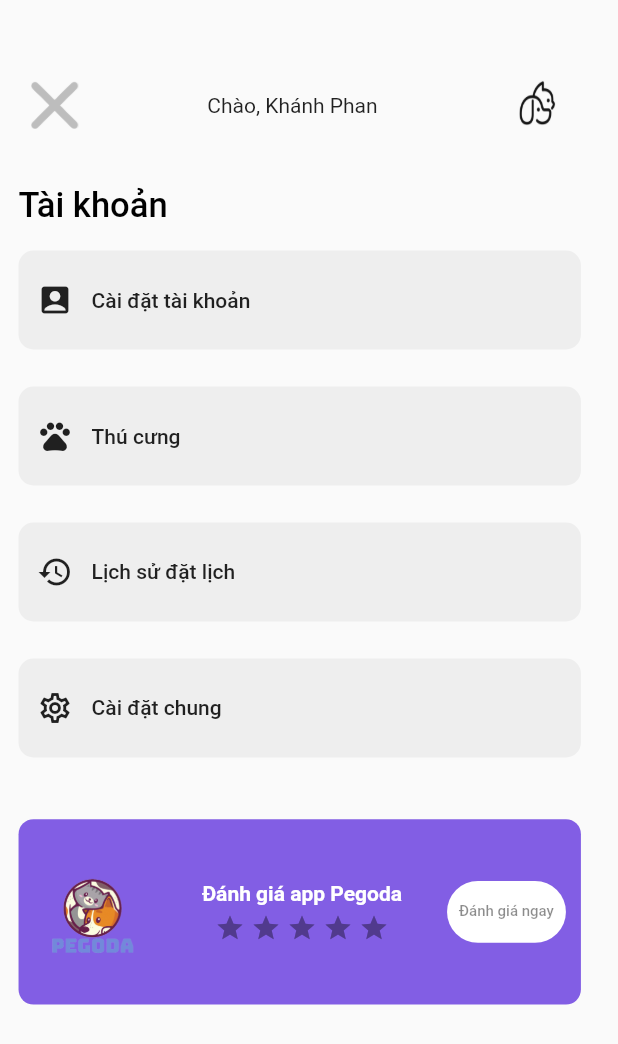
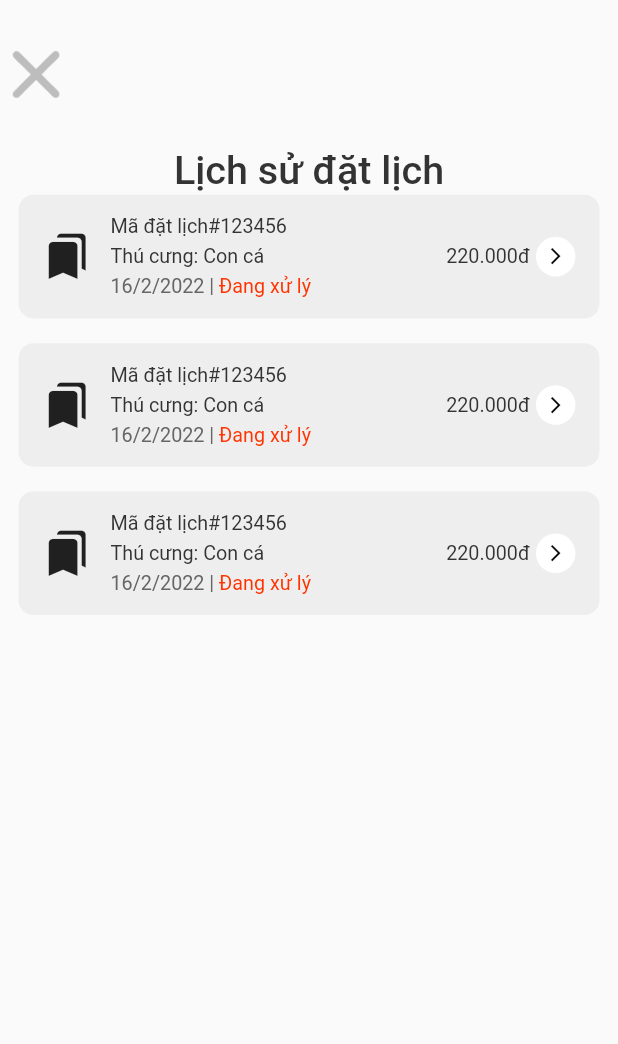
Before and after one commit to khanhpl/Pegoda, a Flutter app: the CusAccountScreen widget shown alone on an empty page, opened directly, after a tap on "Lịch sử đặt lịch", on a phone screen of 412 x 824 dp. Shown: the top 1044 px of the screen. Run offline on Flutter 3.47's test engine with Material 2 defaults, Android fonts, the phone set to English and light mode, and no system bars; drawn by our look-alikes of flutter_rating_bar; our stand-ins replace carousel_pro, convex_bottom_bar, image_picker.

Commit message:
khanhpl 17-2 add Order History

```diff
--- /dev/null
+++ b/Pegoda Mobile/Pegoda/lib/MyLib/class/order.dart
@@ -0,0 +1,13 @@
+class Order {
+  var OrderID;
+  var Date;
+  var PetName;
+  var PCCName;
+  var Service;
+  var TotalPrice;
+  var Note;
+  var Status;
+  Order({required this.OrderID, required this.Date, required this.PetName, this.PCCName, required this.Service,
+    required this.TotalPrice, required this.Note, required this.Status});
+
+}
--- a/Pegoda Mobile/Pegoda/lib/main.dart
+++ b/Pegoda Mobile/Pegoda/lib/main.dart
@@ -1,6 +1,7 @@
 import 'package:flutter/material.dart';
 import 'package:pegoda/controllers/customer_main.dart';
 import 'package:pegoda/screens/customer/cus_account/cus_personal_setting_screen.dart';
+import 'package:pegoda/screens/customer/cus_account/order_history_screen.dart';
 import 'package:pegoda/screens/customer/notification/notification_screen.dart';
 import 'package:pegoda/screens/customer/search/search_screen.dart';
 import 'package:pegoda/screens/welcome/confirm_code_screen.dart';
@@ -27,6 +28,7 @@ void main() {
         '/petScreen': (context) => CusMain(selectedIndex: 2, isBottomNav: true),
         '/notificationScreen': (context) => CusMain(selectedIndex: 1, isBottomNav: false),
         '/personalSettingScreen': (context) => PersonalSettingScreen(),
+        '/orderHistoryScreen': (context) => OrderHistoryScreen(),
 
 
 
--- a/Pegoda Mobile/Pegoda/lib/screens/customer/cus_account/cus_account_screen.dart
+++ b/Pegoda Mobile/Pegoda/lib/screens/customer/cus_account/cus_account_screen.dart
@@ -100,7 +100,7 @@ class _CusAccountScreenState extends State<CusAccountScreen> {
               AccountChoice(
                   icon: Icons.history,
                   choiceTitle: 'Lịch sử đặt lịch',
-                  choiceLink: ''),
+                  choiceLink: '/orderHistoryScreen'),
               SizedBox(height: _pageHeight * 0.03),
               AccountChoice(
                   icon: Icons.settings_outlined,
--- a/Pegoda Mobile/Pegoda/lib/screens/customer/cus_account/cus_personal_setting_screen.dart
+++ b/Pegoda Mobile/Pegoda/lib/screens/customer/cus_account/cus_personal_setting_screen.dart
@@ -78,7 +78,7 @@ class _PersonalSettingScreenState extends State<PersonalSettingScreen> {
                           ),
                           child: Icon(
                             Icons.add_a_photo,
-                            color: Colors.grey[200],
+                            color: Colors.white,
                           ),
                         )
                       : Container(
--- /dev/null
+++ b/Pegoda Mobile/Pegoda/lib/screens/customer/cus_account/order_history_screen.dart
@@ -0,0 +1,101 @@
+import 'package:flutter/material.dart';
+import 'package:pegoda/MyLib/class/order.dart';
+import '../../../MyLib/globals.dart' as globals;
+import 'show_order_item.dart';
+
+class OrderHistoryScreen extends StatefulWidget {
+  @override
+  State<OrderHistoryScreen> createState() => _OrderHistoryScreenState();
+}
+
+class _OrderHistoryScreenState extends State<OrderHistoryScreen> {
+  List<Order> _orderList = [
+    Order(
+      OrderID: '#123456',
+      Date: '16/2/2022',
+      PetName: 'Con cá',
+      PCCName: 'Trung tâm chăm sóc một mình tui',
+      Service: 'Khám tổng quát, massage',
+      TotalPrice: '220.000đ',
+      Note: 'Nhẹ tay',
+      Status: 'Đang xử lý',
+    ),
+    Order(
+      OrderID: '#123456',
+      Date: '16/2/2022',
+      PetName: 'Con cá',
+      PCCName: 'Trung tâm chăm sóc một mình tui',
+      Service: 'Khám tổng quát, massage',
+      TotalPrice: '220.000đ',
+      Note: 'Nhẹ tay',
+      Status: 'Đang xử lý',
+    ),
+    Order(
+      OrderID: '#123456',
+      Date: '16/2/2022',
+      PetName: 'Con cá',
+      PCCName: 'Trung tâm chăm sóc một mình tui',
+      Service: 'Khám tổng quát, massage',
+      TotalPrice: '220.000đ',
+      Note: 'Nhẹ tay',
+      Status: 'Đang xử lý',
+    ),
+  ];
+
+  @override
+  Widget build(BuildContext context) {
+    var size = MediaQuery.of(context).size;
+    // TODO: implement build
+    return Material(
+      child: Container(
+        child: SingleChildScrollView(
+          scrollDirection: Axis.vertical,
+          // physics: ClampingScrollPhysics(),
+          child: Column(
+            mainAxisAlignment: MainAxisAlignment.start,
+            crossAxisAlignment: CrossAxisAlignment.center,
+            children: [
+              Container(
+                width: size.width,
+                height: size.height * 0.12,
+                alignment: Alignment.centerLeft,
+                child: Container(
+                  child: IconButton(
+                    onPressed: () {
+                      Navigator.pop(context);
+                    },
+                    icon: ImageIcon(
+                      AssetImage('assets/cus/account_screen/cancel.png'),
+                      size: size.height * 0.04,
+                      color: Color(0xFFBDBDBD),
+                    ),
+                  ),
+                ),
+              ),
+              Text(
+                'Lịch sử đặt lịch',
+                style: TextStyle(
+                  color: Color(0xff333333),
+                  fontWeight: FontWeight.w500,
+                  fontSize: size.height * 0.032,
+                ),
+              ),
+              ListView.separated(
+                physics: NeverScrollableScrollPhysics(),
+                shrinkWrap: true,
+                scrollDirection: Axis.vertical,
+                itemCount: _orderList.length,
+                separatorBuilder: (BuildContext context, int index) {
+                  return SizedBox(height: size.height * 0.02);
+                },
+                itemBuilder: (BuildContext context, int index) {
+                  return ShowOrderItem(order: _orderList[index]);
+                },
+              ),
+            ],
+          ),
+        ),
+      ),
+    );
+  }
+}
--- /dev/null
+++ b/Pegoda Mobile/Pegoda/lib/screens/customer/cus_account/show_order_item.dart
@@ -0,0 +1,121 @@
+import 'package:flutter/material.dart';
+import 'package:pegoda/MyLib/class/order.dart';
+import 'package:pegoda/screens/customer/cus_account/show_order_detail.dart';
+
+class ShowOrderItem extends StatefulWidget {
+  Order order;
+
+  ShowOrderItem({required this.order});
+
+  @override
+  State<ShowOrderItem> createState() => _ShowOrderItemState(order: this.order);
+}
+
+class _ShowOrderItemState extends State<ShowOrderItem> {
+  Order order;
+
+  _ShowOrderItemState({required this.order});
+
+  @override
+  Widget build(BuildContext context) {
+    var size = MediaQuery.of(context).size;
+    // TODO: implement build
+    return Material(
+      child: Container(
+        height: size.height * 0.1,
+        margin: EdgeInsets.fromLTRB(size.width * 0.03, 0, size.width * 0.03, 0),
+        decoration: BoxDecoration(
+          borderRadius: BorderRadius.circular(10.0),
+          color: Colors.grey[200],
+        ),
+        child: FlatButton(
+          onPressed: () {
+            Navigator.push(
+              context,
+              MaterialPageRoute(
+                builder: (context) => ShowOrderDetail(order: this.order),
+              ),
+            );
+          },
+          child: Row(
+            mainAxisAlignment: MainAxisAlignment.start,
+            crossAxisAlignment: CrossAxisAlignment.center,
+            children: <Widget>[
+              Container(
+                height: size.height * 0.1,
+                child: Icon(
+                  Icons.bookmarks,
+                  size: size.width*0.08,
+                ),
+              ),
+              Container(
+                margin: EdgeInsets.only(left: size.width * 0.03),
+                child: Column(
+                  mainAxisAlignment: MainAxisAlignment.center,
+                  crossAxisAlignment: CrossAxisAlignment.start,
+                  children: [
+                    Text(
+                      'Mã đặt lịch' + order.OrderID,
+                      style: TextStyle(
+                        color: Color(0xff333333),
+                        fontSize: size.height * 0.016,
+                        fontWeight: FontWeight.w400,
+                      ),
+                    ),
+                    SizedBox(height: size.height * 0.006),
+                    Text(
+                      'Thú cưng: ' + order.PetName,
+                      style: TextStyle(
+                        color: Color(0xff333333),
+                        fontSize: size.height * 0.016,
+                        fontWeight: FontWeight.w400,
+                      ),
+                    ),
+                    SizedBox(height: size.height * 0.006),
+                    RichText(
+                      text: TextSpan(
+                        text: order.Date + ' | ',
+                        style: TextStyle(
+                          color: Color(0xff666666),
+                          fontSize: size.height * 0.016,
+                          fontWeight: FontWeight.w400,
+                        ),
+                        children: [
+                          TextSpan(
+                            text: order.Status,
+                            style: TextStyle(
+                              color: Color(0xffFF3300),
+                            ),
+                          ),
+                        ],
+                      ),
+                    ),
+                  ],
+                ),
+              ),
+              Spacer(),
+              Text(
+                order.TotalPrice,
+                style: TextStyle(
+                  color: Color(0xff333333),
+                  fontSize: size.height * 0.016,
+                  fontWeight: FontWeight.w400,
+                ),
+              ),
+              SizedBox(width: size.width * 0.01),
+              CircleAvatar(
+                radius: size.height * 0.016,
+                backgroundColor: Colors.white,
+                child: Icon(
+                  Icons.arrow_forward_ios,
+                  color: Colors.black,
+                  size: size.height * 0.016,
+                ),
+              ),
+            ],
+          ),
+        ),
+      ),
+    );
+  }
+}
```
Also changed, not shown: Pegoda Mobile/Pegoda/lib/screens/customer/cus_account/show_order_detail.dart (added, +320 -0 lines).
